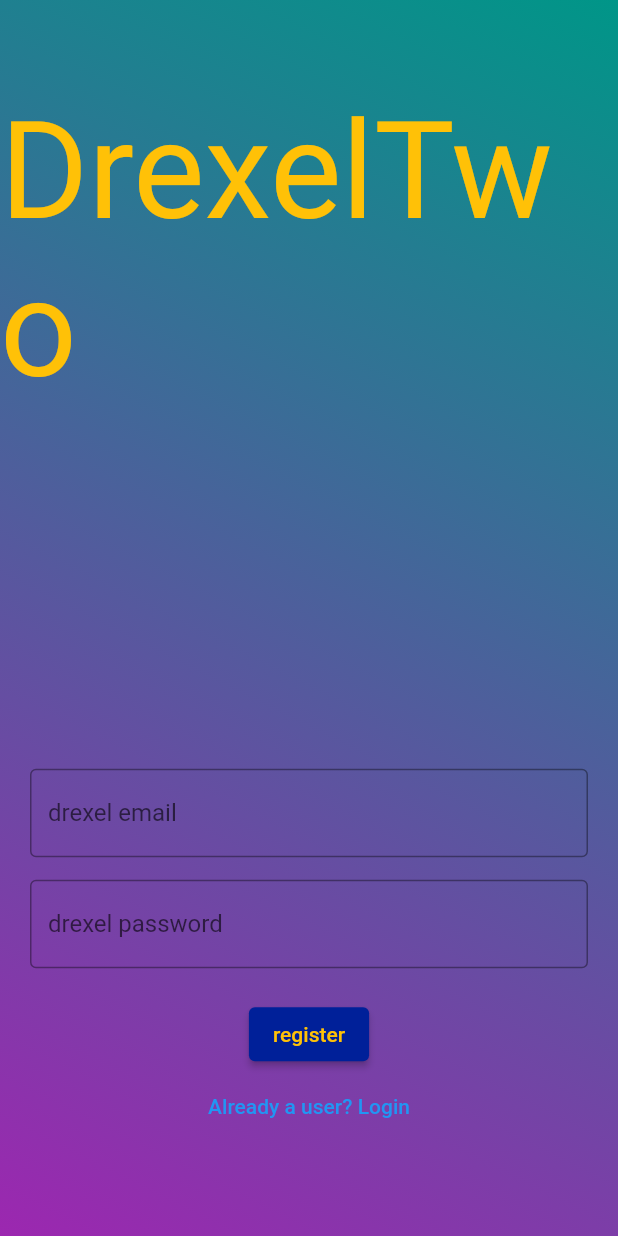
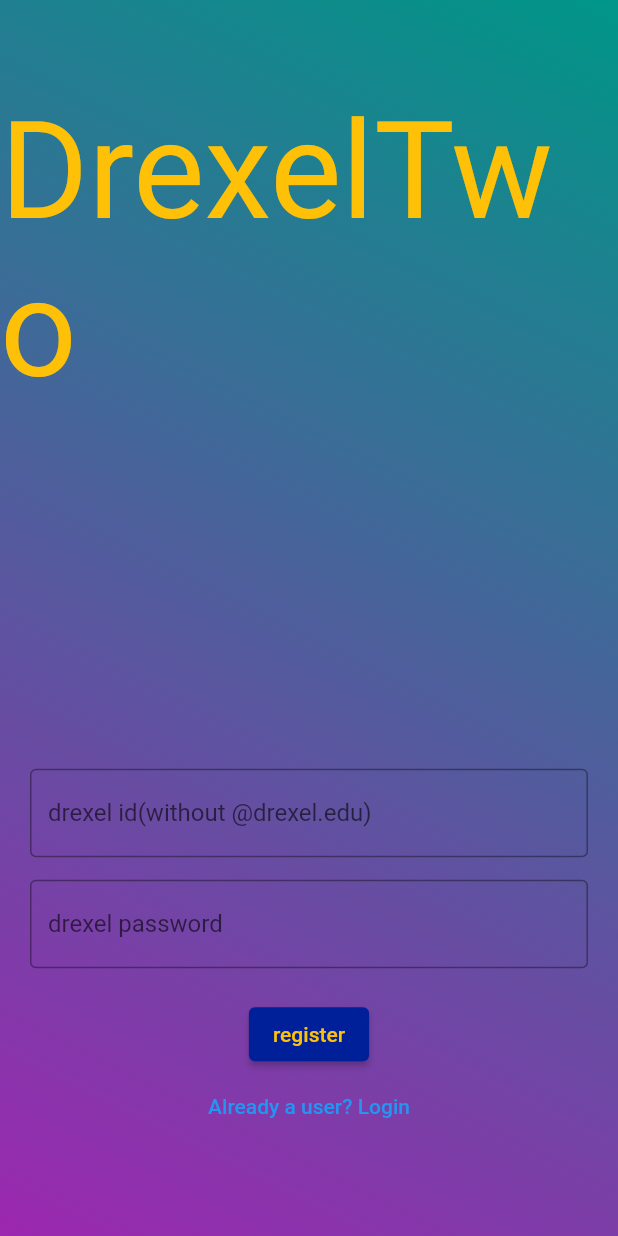
Before and after one commit to rithvik1121/DrexelTwo, a Flutter app: the screen it shows after launch, after a tap on "Not a user? Register", on a phone screen of 412 x 824 dp. Run offline on Flutter 3.47's test engine with Material 2 defaults, Android fonts, the phone set to English and light mode, and no system bars; our stand-ins replace cloud_firestore, firebase_auth, firebase_core; missing offline and left inert: dart:html; accounts and stored records are empty.

Commit message:
fixed registration bug and made things clearer for users

```diff
--- a/lib/authentication.dart
+++ b/lib/authentication.dart
@@ -14,7 +14,7 @@
     try {
       final UserCredential regcred =
           (await _auth.createUserWithEmailAndPassword(
-              email: username = "@drexel.edu", password: password));
+              email: username + "@drexel.edu", password: password));
 
       utilities.User user = utilities.User(
           username: username,
--- a/lib/login.dart
+++ b/lib/login.dart
@@ -81,7 +81,7 @@
               controller: username,
               decoration: const InputDecoration(
                 filled: false,
-                labelText: 'drexel id',
+                labelText: 'drexel id(without @drexel.edu)',
                 border: OutlineInputBorder(),
               ),
             ),
--- a/lib/registerui.dart
+++ b/lib/registerui.dart
@@ -52,7 +52,7 @@
               controller: username,
               decoration: const InputDecoration(
                 filled: false,
-                labelText: 'drexel email',
+                labelText: 'drexel id(without @drexel.edu)',
                 border: OutlineInputBorder(),
               ),
             ),
```
